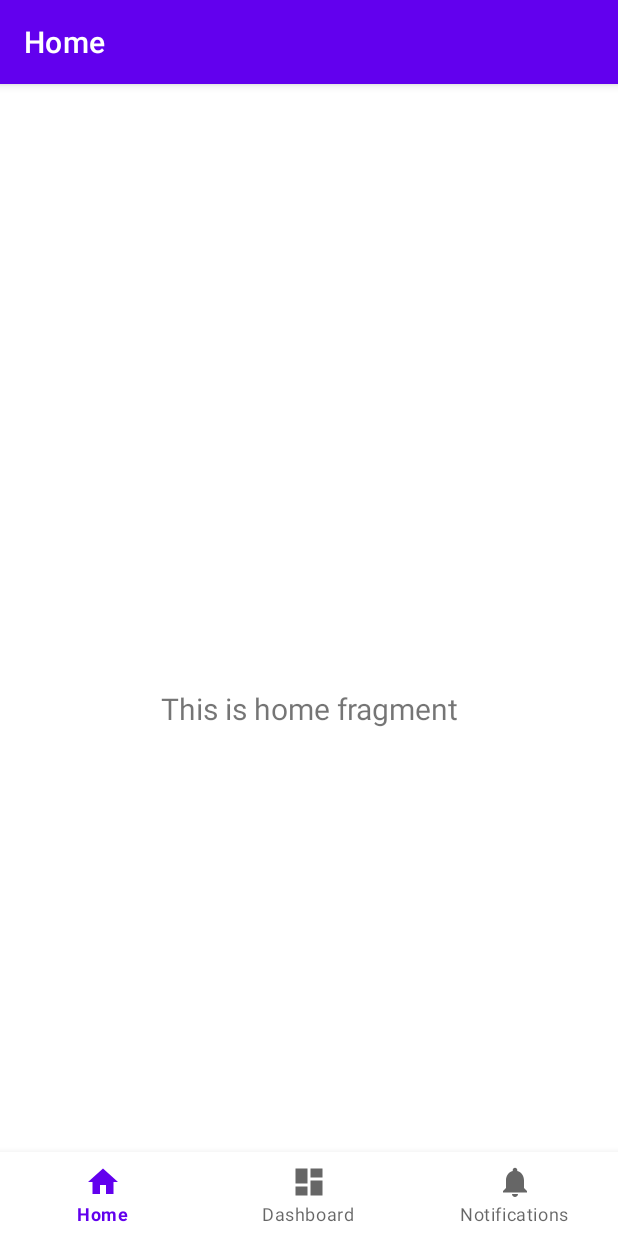
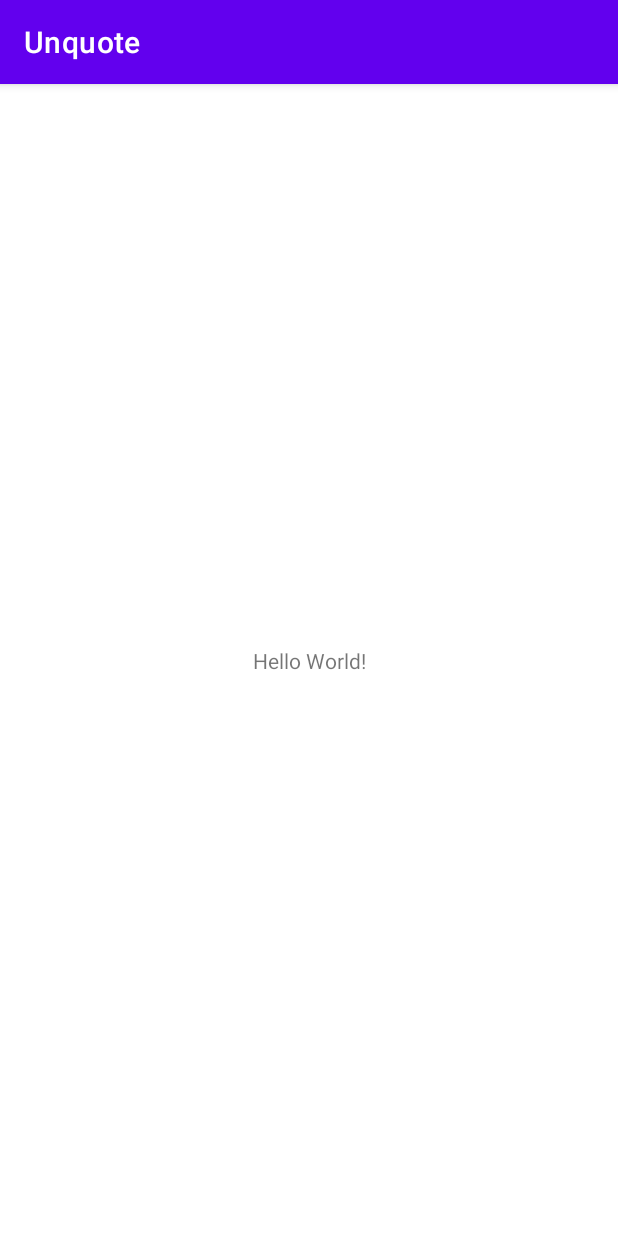
Before and after one commit to JamesLDeveloper/Unquote, an Android app: the screen it shows after launch (MainActivity), on a phone screen of 412 x 824 dp. Run offline under Robolectric (Android 15) with nearby library versions, the phone set to English and light mode, and no system bars; our stand-ins replace navigation-ui.

Commit message:
rename main.java as main-old.java, copy over new main code from codecademy.com add interger member variables (to do part 1) add Arraylist variable questions, add beginning of startNewGame method

```diff
--- a/app/src/main/java/com/example/unquote/MainActivity.java
+++ b/app/src/main/java/com/example/unquote/MainActivity.java
@@ -2,25 +2,27 @@ package com.example.unquote;
 
 import android.os.Bundle;
 
-import com.google.android.material.bottomnavigation.BottomNavigationView;
+//import com.google.android.material.bottomnavigation.BottomNavigationView;
 
 import androidx.appcompat.app.AppCompatActivity;
-import androidx.navigation.NavController;
-import androidx.navigation.Navigation;
-import androidx.navigation.ui.AppBarConfiguration;
-import androidx.navigation.ui.NavigationUI;
 
-import com.example.unquote.databinding.ActivityMainBinding;
+import java.util.ArrayList;
+//import androidx.navigation.NavController;
+//import androidx.navigation.Navigation;
+//import androidx.navigation.ui.AppBarConfiguration;
+//import androidx.navigation.ui.NavigationUI;
+
+//import com.example.unquote.databinding.ActivityMainBinding;
 
 public class MainActivity extends AppCompatActivity {
 
-    private ActivityMainBinding binding;
-
+//    private ActivityMainBinding binding;
     @Override
     protected void onCreate(Bundle savedInstanceState) {
         super.onCreate(savedInstanceState);
+        setContentView(R.layout.activity_main); //This has been added to make a blank screen rather than one with standard navigation buttons at the bottom
 
-        binding = ActivityMainBinding.inflate(getLayoutInflater());
+        /*        binding = ActivityMainBinding.inflate(getLayoutInflater());
         setContentView(binding.getRoot());
 
         BottomNavigationView navView = findViewById(R.id.nav_view);
@@ -32,7 +34,30 @@ public class MainActivity extends AppCompatActivity {
         NavController navController = Navigation.findNavController(this, R.id.nav_host_fragment_activity_main);
         NavigationUI.setupActionBarWithNavController(this, navController, appBarConfiguration);
         NavigationUI.setupWithNavController(binding.navView, navController);
+        */
+
     }
+
+    // TODO #1: add integer member variables here
+
+    int currentQuestionIndex;
+    int totalCorrect;
+    int totalQuestions;
+
+    // TODO #2: add ArrayList member variable here
+
+    ArrayList<Question> questions;
+
+    // TODO #3 add startNewGame() here
+
+    public void startNewGame(){
+    }
+
+    // TODO #4 add chooseNewQuestion() here
+
+    // TODO #5 add getCurrentQuestion() here
+
+    // TODO #6 add onAnswerSubmission() here
 
     public int generateRandomNumber(int max){
 double randomNumber = Math.random();
@@ -45,7 +70,7 @@ public String getGameOverMessage(int totalCorrect, int totalQuestions) {
     if (totalCorrect == totalQuestions) {
         return "You got all " + (totalQuestions) + " right! You won!";
     } else {
-        return "You got " + totalCorrect + " out of " + totalQuestions + ". Better luck next time!";
+        return "You got " + totalCorrect + "correct out of " + totalQuestions + ". Better luck next time!";
     }
 }
 
--- a/app/src/main/java/com/example/unquote/ui/home/HomeFragment.java
+++ /dev/null
@@ -1,37 +0,0 @@
-package com.example.unquote.ui.home;
-
-import android.os.Bundle;
-import android.view.LayoutInflater;
-import android.view.View;
-import android.view.ViewGroup;
-import android.widget.TextView;
-
-import androidx.annotation.NonNull;
-import androidx.fragment.app.Fragment;
-import androidx.lifecycle.ViewModelProvider;
-
-import com.example.unquote.databinding.FragmentHomeBinding;
-
-public class HomeFragment extends Fragment {
-
-    private FragmentHomeBinding binding;
-
-    public View onCreateView(@NonNull LayoutInflater inflater,
-                             ViewGroup container, Bundle savedInstanceState) {
-        HomeViewModel homeViewModel =
-                new ViewModelProvider(this).get(HomeViewModel.class);
-
-        binding = FragmentHomeBinding.inflate(inflater, container, false);
-        View root = binding.getRoot();
-
-        final TextView textView = binding.textHome;
-        homeViewModel.getText().observe(getViewLifecycleOwner(), textView::setText);
-        return root;
-    }
-
-    @Override
-    public void onDestroyView() {
-        super.onDestroyView();
-        binding = null;
-    }
-}
--- a/app/src/main/java/com/example/unquote/ui/home/HomeViewModel.java
+++ /dev/null
@@ -1,19 +0,0 @@
-package com.example.unquote.ui.home;
-
-import androidx.lifecycle.LiveData;
-import androidx.lifecycle.MutableLiveData;
-import androidx.lifecycle.ViewModel;
-
-public class HomeViewModel extends ViewModel {
-
-    private final MutableLiveData<String> mText;
-
-    public HomeViewModel() {
-        mText = new MutableLiveData<>();
-        mText.setValue("This is home fragment");
-    }
-
-    public LiveData<String> getText() {
-        return mText;
-    }
-}
--- a/app/src/main/res/layout/activity_main.xml
+++ b/app/src/main/res/layout/activity_main.xml
@@ -1,33 +1,18 @@
 <?xml version="1.0" encoding="utf-8"?>
 <androidx.constraintlayout.widget.ConstraintLayout xmlns:android="http://schemas.android.com/apk/res/android"
     xmlns:app="http://schemas.android.com/apk/res-auto"
-    android:id="@+id/container"
+    xmlns:tools="http://schemas.android.com/tools"
     android:layout_width="match_parent"
     android:layout_height="match_parent"
-    android:paddingTop="?attr/actionBarSize">
+    tools:context=".MainActivity">
 
-    <com.google.android.material.bottomnavigation.BottomNavigationView
-        android:id="@+id/nav_view"
-        android:layout_width="0dp"
+    <TextView
+        android:layout_width="wrap_content"
         android:layout_height="wrap_content"
-        android:layout_marginStart="0dp"
-        android:layout_marginEnd="0dp"
-        android:background="?android:attr/windowBackground"
+        android:text="Hello World!"
         app:layout_constraintBottom_toBottomOf="parent"
-        app:layout_constraintLeft_toLeftOf="parent"
-        app:layout_constraintRight_toRightOf="parent"
-        app:menu="@menu/bottom_nav_menu" />
-
-    <fragment
-        android:id="@+id/nav_host_fragment_activity_main"
-        android:name="androidx.navigation.fragment.NavHostFragment"
-        android:layout_width="match_parent"
-        android:layout_height="match_parent"
-        app:defaultNavHost="true"
-        app:layout_constraintBottom_toTopOf="@id/nav_view"
-        app:layout_constraintLeft_toLeftOf="parent"
-        app:layout_constraintRight_toRightOf="parent"
-        app:layout_constraintTop_toTopOf="parent"
-        app:navGraph="@navigation/mobile_navigation" />
+        app:layout_constraintEnd_toEndOf="parent"
+        app:layout_constraintStart_toStartOf="parent"
+        app:layout_constraintTop_toTopOf="parent" />
 
 </androidx.constraintlayout.widget.ConstraintLayout>
--- a/app/src/main/res/layout/fragment_home.xml
+++ /dev/null
@@ -1,22 +0,0 @@
-<?xml version="1.0" encoding="utf-8"?>
-<androidx.constraintlayout.widget.ConstraintLayout xmlns:android="http://schemas.android.com/apk/res/android"
-    xmlns:app="http://schemas.android.com/apk/res-auto"
-    xmlns:tools="http://schemas.android.com/tools"
-    android:layout_width="match_parent"
-    android:layout_height="match_parent"
-    tools:context=".ui.home.HomeFragment">
-
-    <TextView
-        android:id="@+id/text_home"
-        android:layout_width="match_parent"
-        android:layout_height="wrap_content"
-        android:layout_marginStart="8dp"
-        android:layout_marginTop="8dp"
-        android:layout_marginEnd="8dp"
-        android:textAlignment="center"
-        android:textSize="20sp"
-        app:layout_constraintBottom_toBottomOf="parent"
-        app:layout_constraintEnd_toEndOf="parent"
-        app:layout_constraintStart_toStartOf="parent"
-        app:layout_constraintTop_toTopOf="parent" />
-</androidx.constraintlayout.widget.ConstraintLayout>
```
Also changed, not shown: app/src/main/java/com/example/unquote/Main-Old.java (added, +30 -0 lines), app/src/main/java/com/example/unquote/Main.java (+14 -24 lines), app/src/main/java/com/example/unquote/ui/dashboard/DashboardFragment.java (deleted, +0 -37 lines), app/src/main/java/com/example/unquote/ui/dashboard/DashboardViewModel.java (deleted, +0 -19 lines), app/src/main/java/com/example/unquote/ui/notifications/NotificationsFragment.java (deleted, +0 -37 lines), app/src/main/java/com/example/unquote/ui/notifications/NotificationsViewModel.java (deleted, +0 -19 lines), app/src/main/res/layout/fragment_dashboard.xml (deleted, +0 -22 lines), app/src/main/res/layout/fragment_notifications.xml (deleted, +0 -22 lines), app/src/main/java/com/example/unquote/AndroidOS.java (line endings or trailing spaces).
